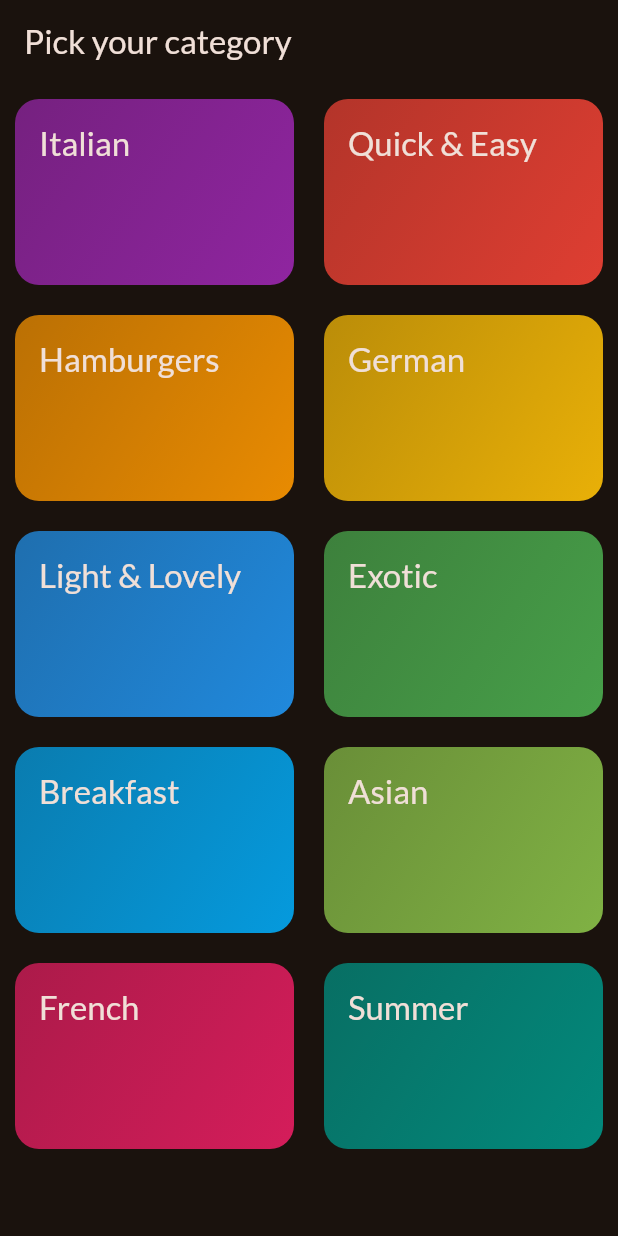
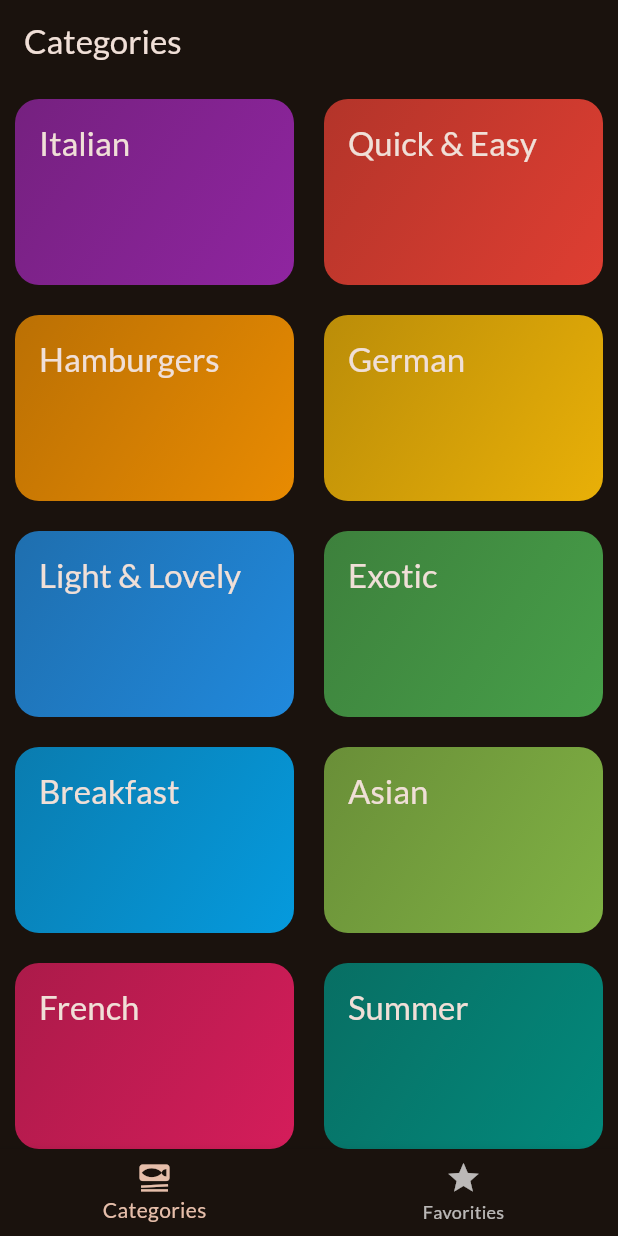
Before and after one commit to CodeEternity01/Meal_App, a Flutter app: the screen it shows after launch, on a phone screen of 412 x 824 dp. Run offline on Flutter 3.47's test engine with Material 3 defaults, Android fonts, the phone set to English and light mode, and no system bars; our stand-ins replace google_fonts, transparent_image.

Commit message:
commit new

```diff
--- a/lib/main.dart
+++ b/lib/main.dart
@@ -1,6 +1,7 @@
 import 'package:flutter/material.dart';
 import 'package:google_fonts/google_fonts.dart';
 import 'package:meal_app/screens/categories.dart';
+import 'package:meal_app/screens/tabs.dart';
 
 
 final theme = ThemeData(
@@ -25,7 +26,7 @@ class App extends StatelessWidget {
   Widget build(BuildContext context) {
     return MaterialApp(
       theme: theme,
-       home :const CategoriesScreen(),
+       home :const TabsScreen(),
     );
   }
 }
--- a/lib/screens/categories.dart
+++ b/lib/screens/categories.dart
@@ -6,23 +6,21 @@ import 'package:meal_app/widgets/categories_grid_item.dart';
 import 'package:meal_app/model/category.dart';
 
 class CategoriesScreen extends StatelessWidget {
-  const CategoriesScreen({super.key});
+  const CategoriesScreen({super.key,required this.ontoggleFavorites});
 
+    final void Function(Meal meals) ontoggleFavorites;
   void _selectCategory(BuildContext context, Category category) {
    final filteredMeals= avialableMeals.where((meal) => meal.categories.contains(category.id)).toList();
     // Navigator(context,route);
     Navigator.of(context).push(MaterialPageRoute(
         builder: (cxt) =>
-             MealsScreen(title: category.title, meals: filteredMeals)));
+             MealsScreen(title: category.title, meals: filteredMeals,ontoggleFavorites: ontoggleFavorites,)));
   }
 
   @override
   Widget build(BuildContext context) {
-    return Scaffold(
-      appBar: AppBar(
-        title: const Text('Pick your category'),
-      ),
-      body: GridView(
+    return GridView(
+
         padding: const EdgeInsets.all(10),
         gridDelegate: const SliverGridDelegateWithFixedCrossAxisCount(
           crossAxisCount: 2,
@@ -40,7 +38,6 @@ class CategoriesScreen extends StatelessWidget {
               },
             )
         ],
-      ),
     );
   }
 }
--- /dev/null
+++ b/lib/screens/tabs.dart
@@ -0,0 +1,79 @@
+import 'package:flutter/material.dart';
+import 'package:meal_app/screens/categories.dart';
+import 'package:meal_app/screens/meals.dart';
+import 'package:meal_app/model/meal.dart';
+
+class TabsScreen extends StatefulWidget {
+  const TabsScreen({super.key});
+
+  @override
+  State<TabsScreen> createState() {
+    return _TabsScreenState();
+  }
+}
+
+class _TabsScreenState extends State<TabsScreen> {
+  int _selectedPageIndex = 0;
+
+  final List<Meal> _favorites = [];
+
+  void _showInfoMessage(String message) {
+    ScaffoldMessenger.of(context).clearSnackBars();
+    ScaffoldMessenger.of(context)
+        .showSnackBar(SnackBar(content: Text(message)));
+  }
+
+  void _toggleMealFavoritieStatus(Meal meal) {
+    final isExisting = _favorites.contains(meal);
+
+    if (isExisting == true) {
+      setState(() {
+        _favorites.remove(meal);
+      });
+      _showInfoMessage('Meal is no longer Favorites');
+    } else {
+      setState(() {
+        _favorites.add(meal);
+      });
+      _showInfoMessage('Meal is Favorites');
+    }
+  }
+
+  void _selectPage(int index) {
+    setState(() {
+      _selectedPageIndex = index;
+    });
+  }
+
+  @override
+  Widget build(BuildContext context) {
+    Widget activePage = CategoriesScreen(
+      ontoggleFavorites: _toggleMealFavoritieStatus,
+    );
+    var activePageTitle = 'Categories';
+
+    if (_selectedPageIndex == 1) {
+      activePage = MealsScreen(
+        meals: _favorites,
+        ontoggleFavorites: _toggleMealFavoritieStatus,
+      );
+      activePageTitle = 'Your Favorites';
+    }
+
+    return Scaffold(
+      appBar: AppBar(
+        title: Text(activePageTitle),
+      ),
+      body: activePage,
+      bottomNavigationBar: BottomNavigationBar(
+        currentIndex: _selectedPageIndex,
+        onTap: _selectPage,
+        items: const [
+          BottomNavigationBarItem(
+              icon: Icon(Icons.set_meal), label: 'Categories'),
+          BottomNavigationBarItem(icon: Icon(Icons.star), label: 'Favorities'),
+        ],
+      ),
+    );
+  }
+}
```
Also changed, not shown: lib/screens/mealdetails.dart (added, +80 -0 lines), lib/screens/meals.dart (+52 -23 lines), lib/widgets/meal_item.dart (+11 -8 lines).
